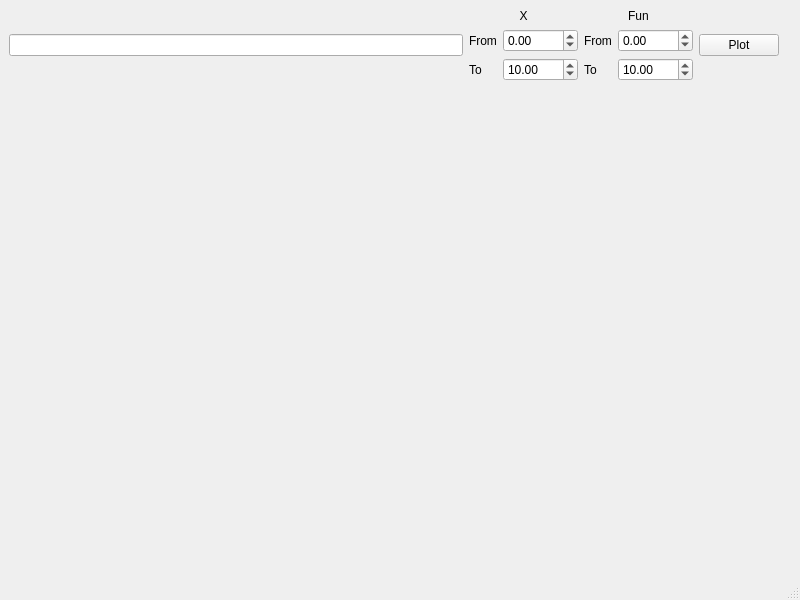
The window that forms/mainwindow.ui (MustafaAmer-1/Function-Plotter) describes before a commit, drawn with Qt 5.
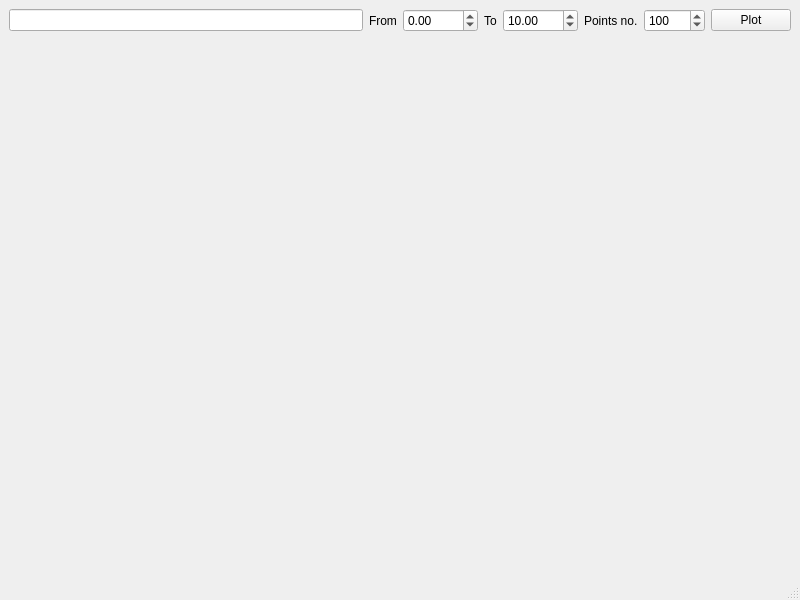
The same window after the commit.

Commit message: Replace fun range with points no.

The edit to the form file:
```diff
--- a/forms/mainwindow.ui
+++ b/forms/mainwindow.ui
@@ -15,19 +15,37 @@
   </property>
   <widget class="QWidget" name="centralwidget">
    <layout class="QGridLayout" name="gridLayout">
-    <item row="1" column="0" colspan="5">
+    <item row="0" column="3">
+     <widget class="QLabel" name="to_x_label">
+      <property name="text">
+       <string>To</string>
+      </property>
+     </widget>
+    </item>
+    <item row="1" column="0" colspan="8">
      <widget class="QWidget" name="widget" native="true"/>
     </item>
     <item row="0" column="1">
-     <layout class="QGridLayout" name="gridLayout_2">
-      <item row="2" column="2">
-       <widget class="QLabel" name="label_4">
+     <widget class="QLabel" name="from_x_label">
         <property name="text">
-         <string>To</string>
+       <string>From</string>
         </property>
        </widget>
       </item>
-      <item row="2" column="1">
+    <item row="0" column="0">
+     <widget class="QLineEdit" name="fun_input_widget"/>
+    </item>
+    <item row="0" column="2">
+     <widget class="QDoubleSpinBox" name="from_x_spin">
+      <property name="minimum">
+       <double>-9999.99</double>
+      </property>
+      <property name="maximum">
+       <double>9999.99</double>
+      </property>
+     </widget>
+    </item>
+    <item row="0" column="4">
        <widget class="QDoubleSpinBox" name="to_x_spin">
         <property name="minimum">
          <double>-9999.99</double>
@@ -40,83 +58,24 @@
         </property>
        </widget>
       </item>
-      <item row="1" column="3">
-       <widget class="QDoubleSpinBox" name="from_fun_spin">
-        <property name="minimum">
-         <double>-9999.99</double>
-        </property>
+    <item row="0" column="6">
+     <widget class="QSpinBox" name="points_no">
         <property name="maximum">
-         <double>9999.99</double>
+       <number>99999</number>
+      </property>
+      <property name="value">
+       <number>100</number>
         </property>
        </widget>
       </item>
-      <item row="1" column="0">
+    <item row="0" column="5">
        <widget class="QLabel" name="label">
         <property name="text">
-         <string>From</string>
+       <string>Points no.</string>
         </property>
        </widget>
       </item>
-      <item row="1" column="2">
-       <widget class="QLabel" name="label_3">
-        <property name="text">
-         <string>From</string>
-        </property>
-       </widget>
-      </item>
-      <item row="1" column="1">
-       <widget class="QDoubleSpinBox" name="from_x_spin">
-        <property name="minimum">
-         <double>-9999.99</double>
-        </property>
-        <property name="maximum">
-         <double>9999.99</double>
-        </property>
-       </widget>
-      </item>
-      <item row="2" column="3">
-       <widget class="QDoubleSpinBox" name="to_fun_spin">
-        <property name="minimum">
-         <double>-9999.99</double>
-        </property>
-        <property name="maximum">
-         <double>9999.99</double>
-        </property>
-        <property name="value">
-         <double>10.0</double>
-        </property>
-       </widget>
-      </item>
-      <item row="2" column="0">
-       <widget class="QLabel" name="label_2">
-        <property name="text">
-         <string>To</string>
-        </property>
-       </widget>
-      </item>
-      <item row="0" column="0" colspan="2">
-       <widget class="QLabel" name="label_5">
-        <property name="text">
-         <string>X</string>
-        </property>
-        <property name="alignment">
-         <set>Qt::AlignCenter</set>
-        </property>
-       </widget>
-      </item>
-      <item row="0" column="2" colspan="2">
-       <widget class="QLabel" name="label_6">
-        <property name="text">
-         <string>Fun</string>
-        </property>
-        <property name="alignment">
-         <set>Qt::AlignCenter</set>
-        </property>
-       </widget>
-      </item>
-     </layout>
-    </item>
-    <item row="0" column="2">
+    <item row="0" column="7">
      <widget class="QPushButton" name="plotButton">
       <property name="text">
        <string>Plot</string>
@@ -126,9 +85,6 @@
       </property>
      </widget>
     </item>
-    <item row="0" column="0">
-     <widget class="QLineEdit" name="fun_input_widget"/>
-    </item>
    </layout>
   </widget>
   <widget class="QMenuBar" name="menubar"/>
```
Lines whose indentation alone changed are shown as unchanged. The commit also changes 3 other files.
